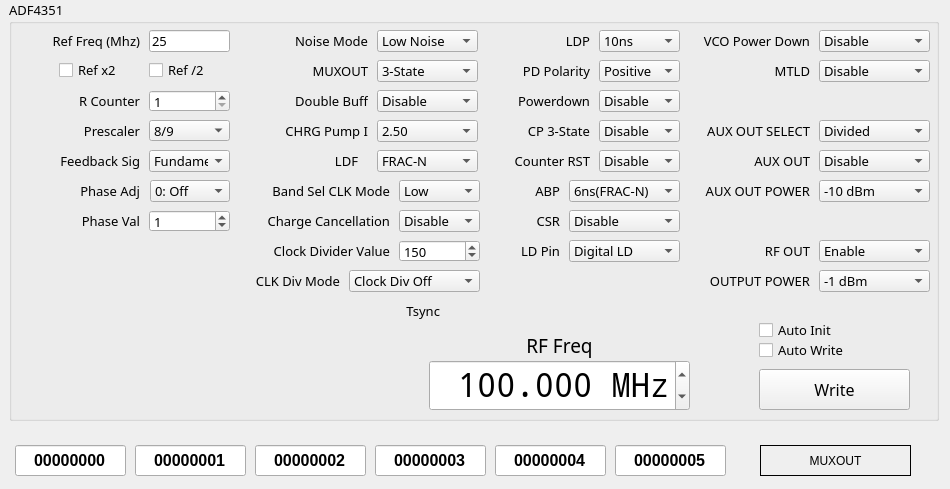
First picture: the form in qtgui/usbio.ui, repository Ho-Ro/adf4351, before the edit.
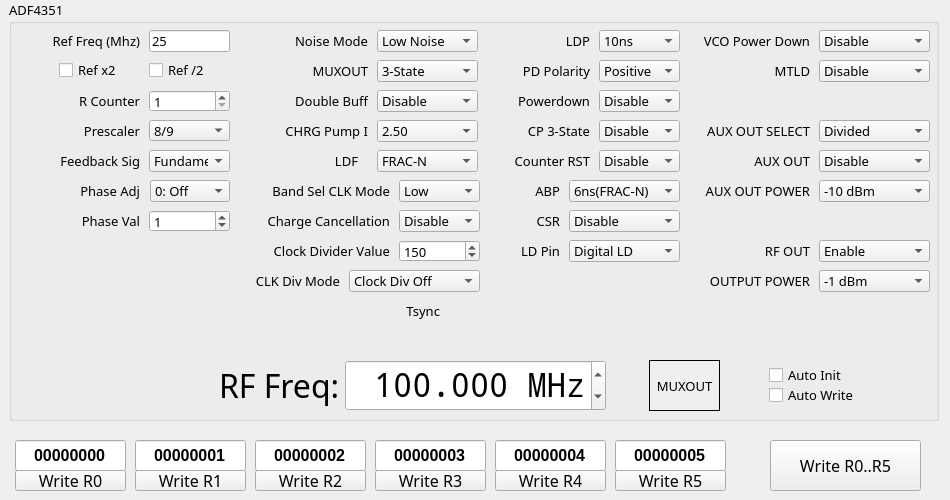
Second picture: the form after the edit. Icons and pictures are not drawn.

Commit message: ui mod; better MUXOUT display; individual reg write; more verbosity

What changed in the file:
```diff
--- a/qtgui/usbio.ui
+++ b/qtgui/usbio.ui
@@ -7,19 +7,19 @@
     <x>0</x>
     <y>0</y>
     <width>950</width>
-    <height>489</height>
+    <height>500</height>
    </rect>
   </property>
   <property name="minimumSize">
    <size>
     <width>950</width>
-    <height>480</height>
+    <height>500</height>
    </size>
   </property>
   <property name="maximumSize">
    <size>
-    <width>1200</width>
-    <height>1000</height>
+    <width>950</width>
+    <height>500</height>
    </size>
   </property>
   <property name="windowTitle">
@@ -57,42 +57,23 @@
      </property>
      <property name="geometry">
       <rect>
-       <x>420</x>
-       <y>330</y>
-       <width>261</width>
-       <height>31</height>
+       <x>210</x>
+       <y>360</y>
+       <width>121</width>
+       <height>51</height>
       </rect>
      </property>
      <property name="font">
       <font>
        <family>Noto Sans</family>
-       <pointsize>14</pointsize>
+       <pointsize>24</pointsize>
       </font>
      </property>
      <property name="text">
-      <string>RF Freq</string>
+      <string>RF Freq:</string>
      </property>
      <property name="alignment">
-      <set>Qt::AlignCenter</set>
-     </property>
-    </widget>
-    <widget class="QPushButton" name="USBTX">
-     <property name="geometry">
-      <rect>
-       <x>750</x>
-       <y>369</y>
-       <width>151</width>
-       <height>41</height>
-      </rect>
-     </property>
-     <property name="font">
-      <font>
-       <family>Noto Sans</family>
-       <pointsize>12</pointsize>
-      </font>
-     </property>
-     <property name="text">
-      <string>Write</string>
+      <set>Qt::AlignJustify|Qt::AlignVCenter</set>
      </property>
     </widget>
     <widget class="QLineEdit" name="lineEdit_ref">
@@ -1641,7 +1622,7 @@
     <widget class="QDoubleSpinBox" name="doubleSpinBox_FREQUENCY">
      <property name="geometry">
       <rect>
-       <x>420</x>
+       <x>336</x>
        <y>360</y>
        <width>261</width>
        <height>51</height>
@@ -1712,24 +1693,11 @@
       <set>Qt::AlignRight|Qt::AlignTrailing|Qt::AlignVCenter</set>
      </property>
     </widget>
-    <widget class="QCheckBox" name="checkBox_autotx">
-     <property name="geometry">
-      <rect>
-       <x>750</x>
-       <y>340</y>
-       <width>121</width>
-       <height>20</height>
-      </rect>
-     </property>
-     <property name="text">
-      <string>Auto Write</string>
-     </property>
-    </widget>
     <widget class="QCheckBox" name="checkBox_autoinit">
      <property name="geometry">
       <rect>
-       <x>750</x>
-       <y>320</y>
+       <x>760</x>
+       <y>365</y>
        <width>121</width>
        <height>20</height>
       </rect>
@@ -1738,12 +1706,47 @@
       <string>Auto Init</string>
      </property>
     </widget>
+    <widget class="QCheckBox" name="checkBox_autotx">
+     <property name="geometry">
+      <rect>
+       <x>760</x>
+       <y>385</y>
+       <width>121</width>
+       <height>20</height>
+      </rect>
+     </property>
+     <property name="text">
+      <string>Auto Write</string>
+     </property>
+    </widget>
+    <widget class="QLabel" name="labelMuxOut">
+     <property name="geometry">
+      <rect>
+       <x>640</x>
+       <y>360</y>
+       <width>71</width>
+       <height>51</height>
+      </rect>
+     </property>
+     <property name="autoFillBackground">
+      <bool>true</bool>
+     </property>
+     <property name="frameShape">
+      <enum>QFrame::Panel</enum>
+     </property>
+     <property name="text">
+      <string>MUXOUT</string>
+     </property>
+     <property name="alignment">
+      <set>Qt::AlignCenter</set>
+     </property>
+    </widget>
    </widget>
    <widget class="QLineEdit" name="line_reg0">
     <property name="geometry">
      <rect>
       <x>15</x>
-      <y>445</y>
+      <y>440</y>
       <width>111</width>
       <height>31</height>
      </rect>
@@ -1775,7 +1778,7 @@
     <property name="geometry">
      <rect>
       <x>135</x>
-      <y>445</y>
+      <y>440</y>
       <width>111</width>
       <height>31</height>
      </rect>
@@ -1807,7 +1810,7 @@
     <property name="geometry">
      <rect>
       <x>255</x>
-      <y>445</y>
+      <y>440</y>
       <width>111</width>
       <height>31</height>
      </rect>
@@ -1839,7 +1842,7 @@
     <property name="geometry">
      <rect>
       <x>375</x>
-      <y>445</y>
+      <y>440</y>
       <width>111</width>
       <height>31</height>
      </rect>
@@ -1871,7 +1874,7 @@
     <property name="geometry">
      <rect>
       <x>495</x>
-      <y>445</y>
+      <y>440</y>
       <width>111</width>
       <height>31</height>
      </rect>
@@ -1903,7 +1906,7 @@
     <property name="geometry">
      <rect>
       <x>615</x>
-      <y>445</y>
+      <y>440</y>
       <width>111</width>
       <height>31</height>
      </rect>
@@ -1931,26 +1934,137 @@
      <set>Qt::AlignCenter</set>
     </property>
    </widget>
-   <widget class="QLabel" name="labelMuxOut">
+   <widget class="QPushButton" name="USBTX0">
     <property name="geometry">
      <rect>
-      <x>760</x>
-      <y>445</y>
+      <x>15</x>
+      <y>470</y>
+      <width>111</width>
+      <height>21</height>
+     </rect>
+    </property>
+    <property name="font">
+     <font>
+      <family>Noto Sans</family>
+      <pointsize>12</pointsize>
+     </font>
+    </property>
+    <property name="text">
+     <string>Write R0</string>
+    </property>
+   </widget>
+   <widget class="QPushButton" name="USBTX1">
+    <property name="geometry">
+     <rect>
+      <x>135</x>
+      <y>470</y>
+      <width>111</width>
+      <height>21</height>
+     </rect>
+    </property>
+    <property name="font">
+     <font>
+      <family>Noto Sans</family>
+      <pointsize>12</pointsize>
+     </font>
+    </property>
+    <property name="text">
+     <string>Write R1</string>
+    </property>
+   </widget>
+   <widget class="QPushButton" name="USBTX2">
+    <property name="geometry">
+     <rect>
+      <x>255</x>
+      <y>470</y>
+      <width>111</width>
+      <height>21</height>
+     </rect>
+    </property>
+    <property name="font">
+     <font>
+      <family>Noto Sans</family>
+      <pointsize>12</pointsize>
+     </font>
+    </property>
+    <property name="text">
+     <string>Write R2</string>
+    </property>
+   </widget>
+   <widget class="QPushButton" name="USBTX3">
+    <property name="geometry">
+     <rect>
+      <x>375</x>
+      <y>470</y>
+      <width>111</width>
+      <height>21</height>
+     </rect>
+    </property>
+    <property name="font">
+     <font>
+      <family>Noto Sans</family>
+      <pointsize>12</pointsize>
+     </font>
+    </property>
+    <property name="text">
+     <string>Write R3</string>
+    </property>
+   </widget>
+   <widget class="QPushButton" name="USBTX4">
+    <property name="geometry">
+     <rect>
+      <x>495</x>
+      <y>470</y>
+      <width>111</width>
+      <height>21</height>
+     </rect>
+    </property>
+    <property name="font">
+     <font>
+      <family>Noto Sans</family>
+      <pointsize>12</pointsize>
+     </font>
+    </property>
+    <property name="text">
+     <string>Write R4</string>
+    </property>
+   </widget>
+   <widget class="QPushButton" name="USBTX5">
+    <property name="geometry">
+     <rect>
+      <x>615</x>
+      <y>470</y>
+      <width>111</width>
+      <height>21</height>
+     </rect>
+    </property>
+    <property name="font">
+     <font>
+      <family>Noto Sans</family>
+      <pointsize>12</pointsize>
+     </font>
+    </property>
+    <property name="text">
+     <string>Write R5</string>
+    </property>
+   </widget>
+   <widget class="QPushButton" name="USBTX">
+    <property name="geometry">
+     <rect>
+      <x>770</x>
+      <y>440</y>
       <width>151</width>
-      <height>31</height>
+      <height>51</height>
      </rect>
     </property>
-    <property name="autoFillBackground">
-     <bool>true</bool>
-    </property>
-    <property name="frameShape">
-     <enum>QFrame::Panel</enum>
+    <property name="font">
+     <font>
+      <family>Noto Sans</family>
+      <pointsize>12</pointsize>
+     </font>
     </property>
     <property name="text">
-     <string>MUXOUT</string>
-    </property>
-    <property name="alignment">
-     <set>Qt::AlignCenter</set>
+     <string>Write R0..R5</string>
     </property>
    </widget>
   </widget>
```
Left out of the diff: 14 changed lines with no effect on the pictures. The commit also changes 5 other files.
